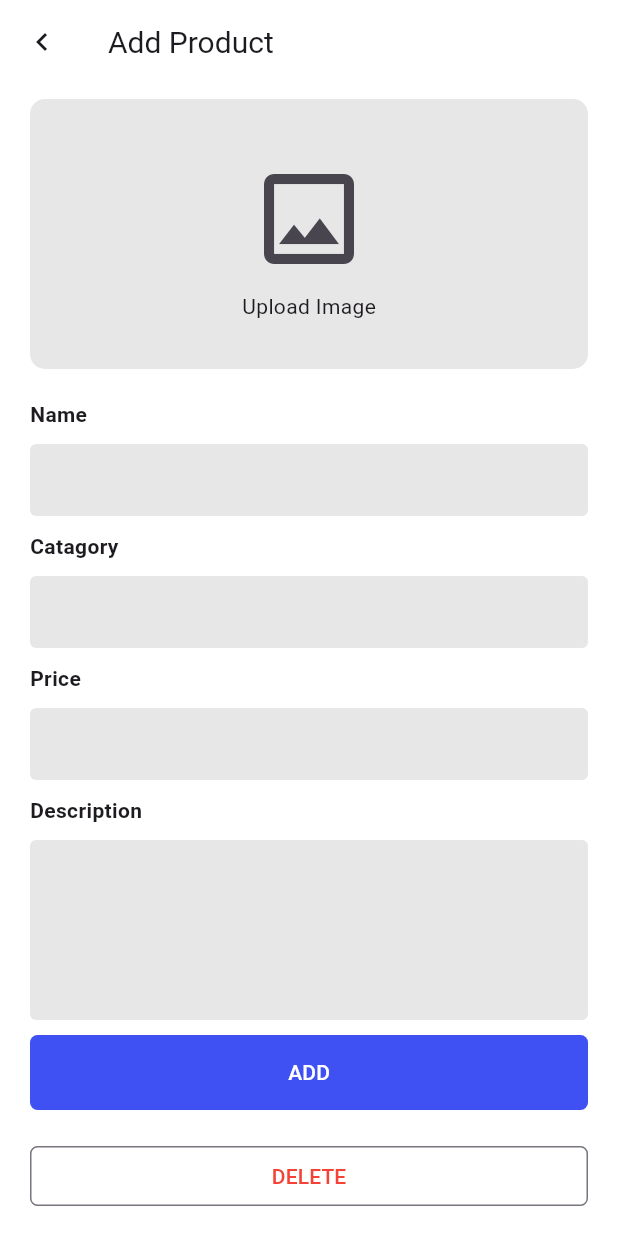
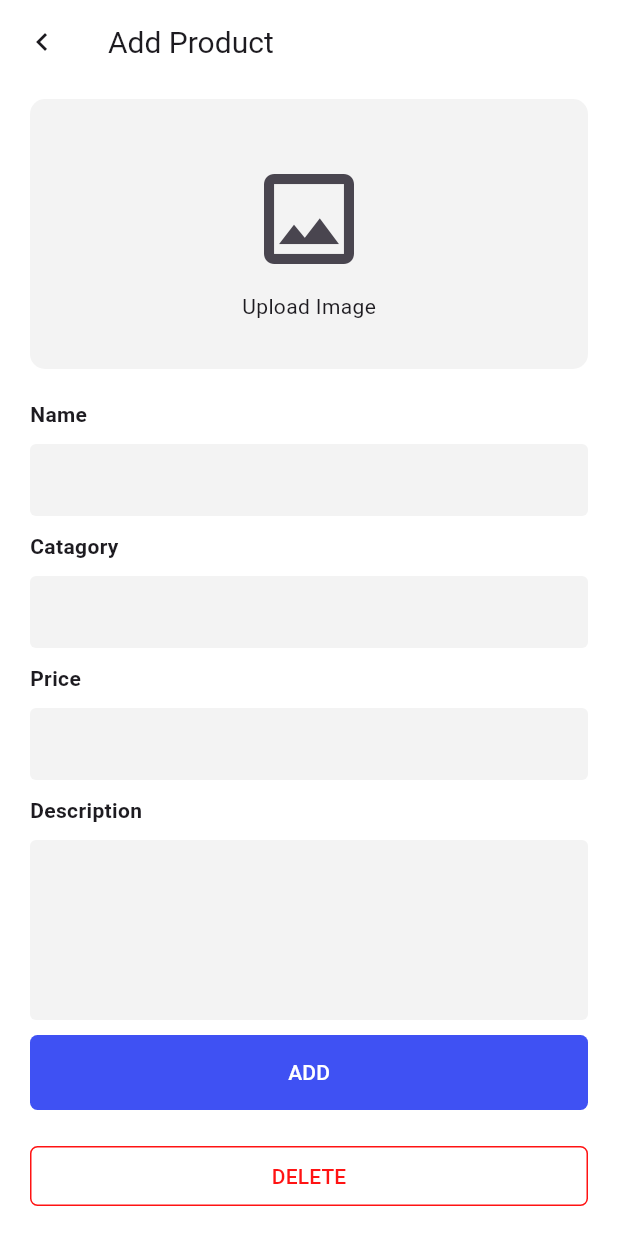
Before and after one commit to chera-mihiretu/2024-internship-mobile-tasks, a Flutter app: the screen it shows after launch, on a phone screen of 412 x 824 dp. Run offline on Flutter 3.47's test engine with Material 3 defaults, Android fonts, the phone set to English and light mode, and no system bars.

Commit message:
task 6 little fix

```diff
--- a/on-boarding/intern_project/lib/MainPage.dart
+++ b/on-boarding/intern_project/lib/MainPage.dart
@@ -1,6 +1,7 @@
 import 'package:flutter/material.dart';
 import 'package:intern_project/components/buttons.dart';
 import 'package:intern_project/components/bars.dart';
+import 'package:intern_project/constants.dart';
 import 'components/inputs.dart';
 
 class MainPage extends StatefulWidget {
@@ -36,7 +37,7 @@ class _MainPageState extends State<MainPage> with AppBars{
                       vertical: 10,
                     ),
                     decoration: BoxDecoration(
-                      color: const Color.fromARGB(255, 231, 231, 231),
+                      color: AppConstants.greyColor,
                       borderRadius: BorderRadius.circular(10),
                     ),
                   ),
--- a/on-boarding/intern_project/lib/components/buttons.dart
+++ b/on-boarding/intern_project/lib/components/buttons.dart
@@ -36,7 +36,8 @@ class OutlineCustomButton extends StatelessWidget{
       child: OutlinedButton(
         onPressed: () {},
         style: FilledButton.styleFrom(
-          foregroundColor: Colors.red,
+          foregroundColor: AppConstants.redColor,
+          side: BorderSide(color: AppConstants.redColor),
           shape: RoundedRectangleBorder(
             borderRadius: BorderRadius.circular(5),
           ),
--- a/on-boarding/intern_project/lib/constants.dart
+++ b/on-boarding/intern_project/lib/constants.dart
@@ -6,6 +6,6 @@ class AppConstants {
   static Color blueColor = const Color.fromARGB(255, 63, 81, 243);
   static Color redColor = const Color.fromARGB(255, 255, 19, 19);
   static Color yellowColor = const Color.fromARGB(255, 255, 215, 0);
-  static Color greyColor = const Color.fromARGB(255, 231, 231, 231);
+  static Color greyColor = const Color.fromARGB(255, 243, 243, 243);
   static Color darkGreyColor = const Color.fromARGB(255, 170, 170, 170);
 }
--- a/on-boarding/intern_project/lib/product_page.dart
+++ b/on-boarding/intern_project/lib/product_page.dart
@@ -113,7 +113,7 @@ class _SingleProduct extends State<SingleProduct> {
             ),
             SizedBox(
               width: mediaQuery.size.width,
-              height: 75,
+              height: 70,
               child: Padding(
                 padding: const EdgeInsets.symmetric(horizontal: 20),
                 child: ListView.builder(
@@ -135,7 +135,7 @@ class _SingleProduct extends State<SingleProduct> {
                        margin: const EdgeInsets.symmetric(horizontal: 5),
                         padding: const EdgeInsets.all(20),
                         decoration:  BoxDecoration(
-                          color: (size[index][0] == 0) ? Colors.white : Colors.blue,
+                          color: (size[index][0] == 0) ? Colors.white : AppConstants.blueColor,
                             boxShadow:  const [
                                BoxShadow(color: Color.fromARGB(11, 11, 11, 11), spreadRadius: 1, blurRadius: 2)
                             ],
```
